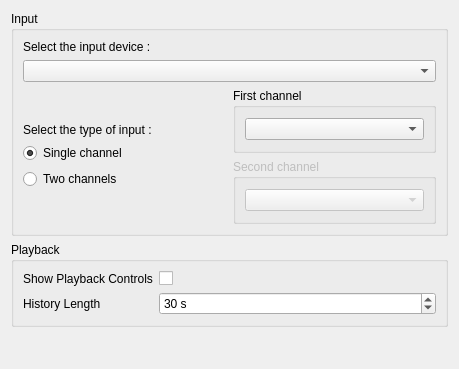
First picture: the form in ui/settings.ui, repository tlecomte/friture, before the edit.
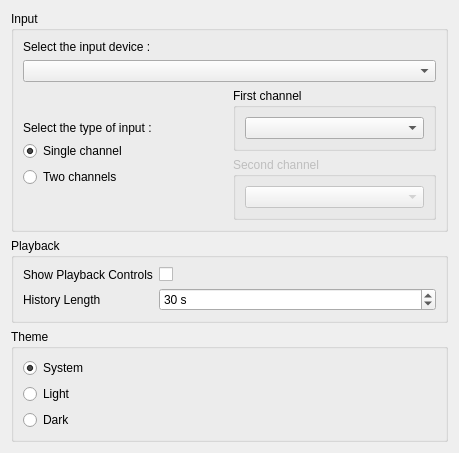
Second picture: the form after the edit. Icons and pictures are not drawn.

Commit message: feat(ui): add settings for light/dark/system theme

Patch:
```diff
--- a/ui/settings.ui
+++ b/ui/settings.ui
@@ -184,6 +184,48 @@
      </layout>
     </widget>
    </item>
+    <item>
+     <widget class="QGroupBox" name="themeGroup">
+      <property name="title">
+       <string>Theme</string>
+      </property>
+      <layout class="QVBoxLayout" name="verticalLayout_7">
+       <item>
+        <widget class="QRadioButton" name="radioButton_themeSystem">
+         <property name="text">
+          <string>System</string>
+         </property>
+         <property name="checked">
+          <bool>true</bool>
+         </property>
+         <attribute name="buttonGroup">
+          <string notr="true">themeButtonGroup</string>
+         </attribute>
+        </widget>
+       </item>
+       <item>
+        <widget class="QRadioButton" name="radioButton_themeLight">
+         <property name="text">
+          <string>Light</string>
+         </property>
+         <attribute name="buttonGroup">
+          <string notr="true">themeButtonGroup</string>
+         </attribute>
+        </widget>
+       </item>
+       <item>
+        <widget class="QRadioButton" name="radioButton_themeDark">
+         <property name="text">
+          <string>Dark</string>
+         </property>
+         <attribute name="buttonGroup">
+          <string notr="true">themeButtonGroup</string>
+         </attribute>
+        </widget>
+       </item>
+      </layout>
+     </widget>
+    </item>
    <item>
     <spacer name="verticalSpacer_3">
      <property name="orientation">
```
Left out of the diff: 1 changed line with no effect on the pictures. Lines whose indentation alone changed are shown as unchanged. The commit also changes 5 other files.
